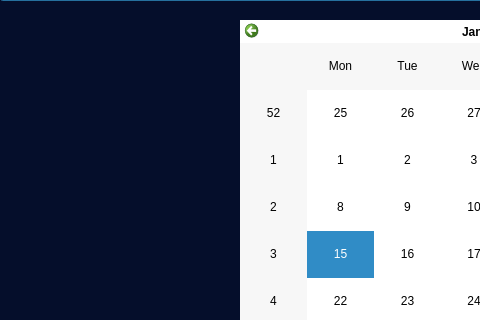
Before: the Qt Designer form Qt/registertime.ui in KerollosRady/University-mangament-system, drawn with Qt 5; both pictures show x 0 to 480 and y 130 to 450 of the 1000 by 590 pixel window.
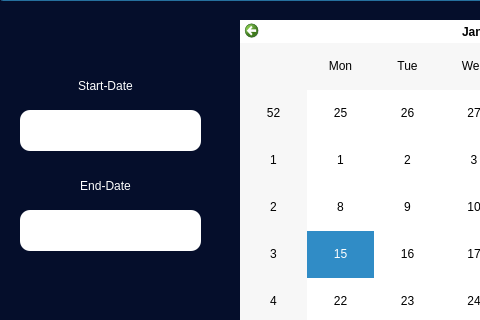
After: the same form once the commit is applied.

Commit message: - save date & add start-end date

Diff of the .ui file:
```diff
--- a/Qt/registertime.ui
+++ b/Qt/registertime.ui
@@ -134,6 +134,96 @@
     <string>Updated successfully</string>
    </property>
   </widget>
+  <widget class="QLineEdit" name="startDate">
+   <property name="geometry">
+    <rect>
+     <x>20</x>
+     <y>240</y>
+     <width>181</width>
+     <height>41</height>
+    </rect>
+   </property>
+   <property name="styleSheet">
+    <string notr="true">background:white;
+color:black;
+    border-radius: 10px;
+font-size : 20px ;
+</string>
+   </property>
+   <property name="text">
+    <string/>
+   </property>
+   <property name="alignment">
+    <set>Qt::AlignCenter</set>
+   </property>
+  </widget>
+  <widget class="QLabel" name="label_2">
+   <property name="geometry">
+    <rect>
+     <x>40</x>
+     <y>200</y>
+     <width>131</width>
+     <height>31</height>
+    </rect>
+   </property>
+   <property name="styleSheet">
+    <string notr="true">border-radius:10px;
+color:white;
+font: 16pt &quot;Arial&quot;;
+background-color: transparent;</string>
+   </property>
+   <property name="text">
+    <string>Start-Date</string>
+   </property>
+   <property name="alignment">
+    <set>Qt::AlignCenter</set>
+   </property>
+  </widget>
+  <widget class="QLabel" name="label_3">
+   <property name="geometry">
+    <rect>
+     <x>40</x>
+     <y>300</y>
+     <width>131</width>
+     <height>31</height>
+    </rect>
+   </property>
+   <property name="styleSheet">
+    <string notr="true">border-radius:10px;
+color:white;
+font: 16pt &quot;Arial&quot;;
+background-color: transparent;</string>
+   </property>
+   <property name="text">
+    <string>End-Date</string>
+   </property>
+   <property name="alignment">
+    <set>Qt::AlignCenter</set>
+   </property>
+  </widget>
+  <widget class="QLineEdit" name="EndDate">
+   <property name="geometry">
+    <rect>
+     <x>20</x>
+     <y>340</y>
+     <width>181</width>
+     <height>41</height>
+    </rect>
+   </property>
+   <property name="styleSheet">
+    <string notr="true">background:white;
+color:black;
+    border-radius: 10px;
+font-size : 20px ;
+</string>
+   </property>
+   <property name="text">
+    <string/>
+   </property>
+   <property name="alignment">
+    <set>Qt::AlignCenter</set>
+   </property>
+  </widget>
  </widget>
  <resources/>
  <connections/>
```
The commit also changes 4 other files.
